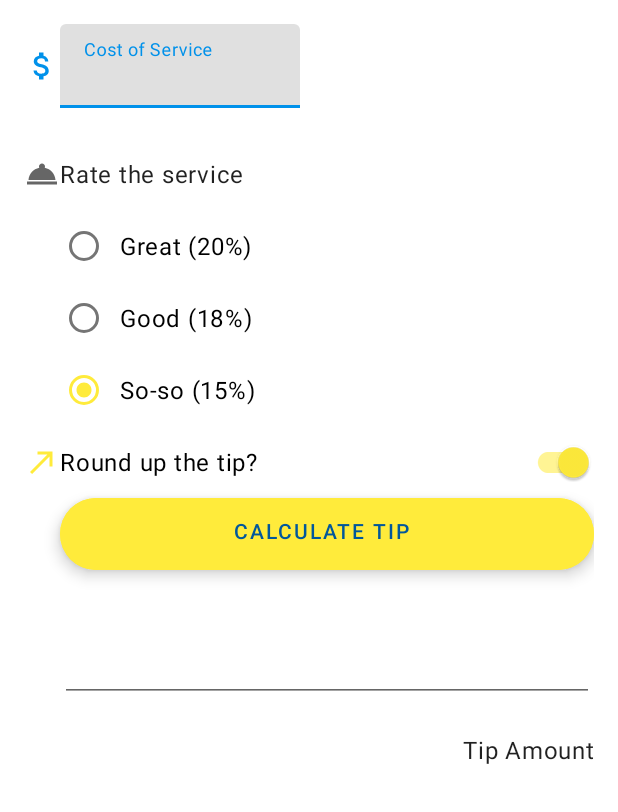
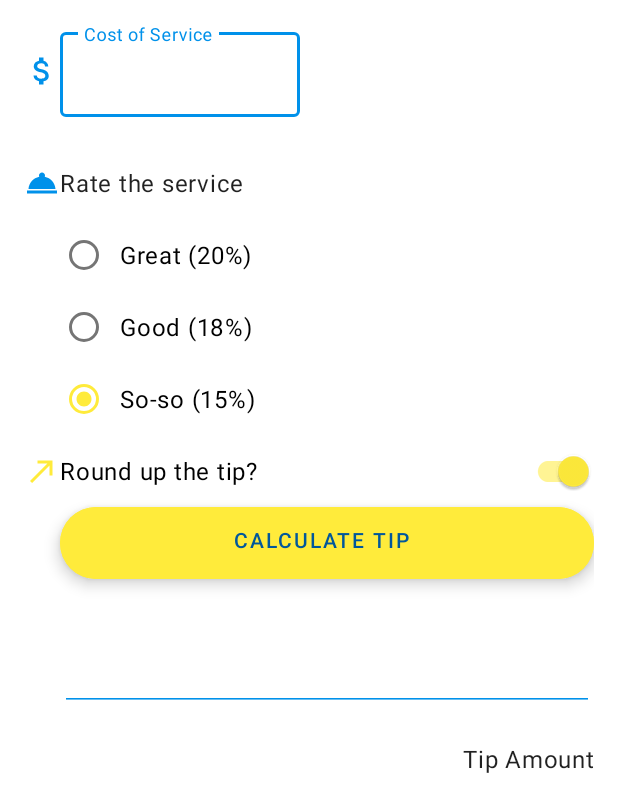
Before and after one commit to ClintStaley/Mobile, an Android app: the layout activity_main.xml on its own in the app's theme, with its tools: preview values and no code run, on a phone screen of 412 x 824 dp. Shown: the top 812 px of the screen. Run offline under Robolectric (Android 15) with nearby library versions, the phone set to English and light mode, and no system bars.

Commit message:
styleupdates

```diff
--- a/AndroidProjects/TipTime/app/src/main/res/layout/activity_main.xml
+++ b/AndroidProjects/TipTime/app/src/main/res/layout/activity_main.xml
@@ -71,22 +71,19 @@
                 android:id="@+id/option_20"
                 android:layout_width="wrap_content"
                 android:layout_height="wrap_content"
-                android:text="@string/great_20"
-                style="@style/Widget.TipTime.CompoundButton.RadioButton" />
+                android:text="@string/great_20"/>
 
             <RadioButton
                 android:id="@+id/option_18"
                 android:layout_width="wrap_content"
                 android:layout_height="wrap_content"
-                android:text="@string/good_18"
-                style="@style/Widget.TipTime.CompoundButton.RadioButton" />
+                android:text="@string/good_18"/>
 
             <RadioButton
                 android:id="@+id/option_15"
                 android:layout_width="wrap_content"
                 android:layout_height="wrap_content"
-                android:text="@string/so_so_15"
-                style="@style/Widget.TipTime.CompoundButton.RadioButton" />
+                android:text="@string/so_so_15"/>
         </RadioGroup>
 
         <ImageView
@@ -105,7 +102,6 @@
             android:layout_height="wrap_content"
             android:checked="true"
             android:text="@string/round_up_the_tip"
-            style="@style/Widget.TipTime.CompoundButton.Switch"
             app:layout_constraintEnd_toEndOf="parent"
             app:layout_constraintStart_toEndOf="@id/ic_round_up"
             app:layout_constraintTop_toBottomOf="@id/tip_options" />
--- a/AndroidProjects/TipTime/app/src/main/res/values-night/themes.xml
+++ b/AndroidProjects/TipTime/app/src/main/res/values-night/themes.xml
@@ -26,5 +26,8 @@
         <!-- Status bar color. -->
         <item name="android:statusBarColor" tools:targetApi="l">?attr/colorPrimaryVariant</item>
         <!-- Customize your theme here. -->
+        <item name="textInputStyle">@style/Widget.MaterialComponents.TextInputLayout.OutlinedBox</item>
+        <item name="radioButtonStyle">@style/Widget.TipTime.CompoundButton.RadioButton</item>
+        <item name="switchStyle">@style/Widget.TipTime.CompoundButton.Switch</item>
     </style>
 </resources>
--- a/AndroidProjects/TipTime/app/src/main/res/values/styles.xml
+++ b/AndroidProjects/TipTime/app/src/main/res/values/styles.xml
@@ -21,7 +21,6 @@
 
     <style name="Widget.TipTime.CompoundButton.RadioButton"
      parent="Widget.MaterialComponents.CompoundButton.RadioButton">
-        <item name="android:gravity" >center_vertical</item>
         <item name="android:minHeight">48dp</item>
         <item name="android:paddingStart">8dp</item>
         <item name="android:textAppearance">?attr/textAppearanceBody1</item>
--- a/AndroidProjects/TipTime/app/src/main/res/values/themes.xml
+++ b/AndroidProjects/TipTime/app/src/main/res/values/themes.xml
@@ -26,5 +26,9 @@
         <!-- Status bar color. -->
         <item name="android:statusBarColor" tools:targetApi="l">?attr/colorPrimaryVariant</item>
         <!-- Customize your theme here. -->
+        <item name="textInputStyle">@style/Widget.MaterialComponents.TextInputLayout.OutlinedBox</item>
+        <item name="radioButtonStyle">@style/Widget.TipTime.CompoundButton.RadioButton</item>
+        <item name="switchStyle">@style/Widget.TipTime.CompoundButton.Switch</item>
+        <item name="colorControlNormal">@color/prin_blue</item>
     </style>
 </resources>
```
